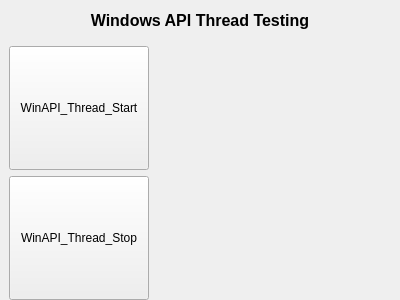
Before: the Qt Designer form QtGuiApplicationTest/QtGuiApplicationTest/Miscellaneous/MiscellaneousWinThread.ui in xautshuanglong/QtLearningRepository, drawn with Qt 5.
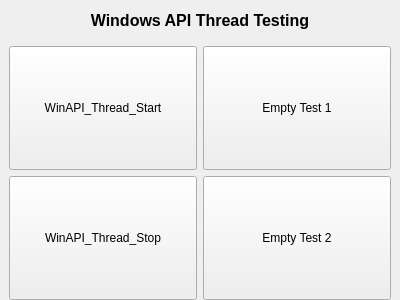
After: the same form once the commit is applied. Custom widgets are drawn as their Qt base class.

Commit message: 递归锁上线测试：100000 次循环，两层嵌套无异常。

```diff
--- a/QtGuiApplicationTest/QtGuiApplicationTest/Miscellaneous/MiscellaneousWinThread.ui
+++ b/QtGuiApplicationTest/QtGuiApplicationTest/Miscellaneous/MiscellaneousWinThread.ui
@@ -57,7 +57,7 @@
     </layout>
    </item>
    <item>
-    <layout class="QFormLayout" name="formLayout">
+    <layout class="QGridLayout" name="gridLayout">
      <property name="leftMargin">
       <number>9</number>
      </property>
@@ -72,17 +72,24 @@
          <verstretch>0</verstretch>
         </sizepolicy>
        </property>
-       <property name="minimumSize">
-        <size>
-         <width>140</width>
-         <height>30</height>
-        </size>
-       </property>
        <property name="text">
         <string>WinAPI_Thread_Start</string>
        </property>
       </widget>
      </item>
+     <item row="0" column="1">
+      <widget class="QPushButton" name="btnEmptyTest1">
+       <property name="sizePolicy">
+        <sizepolicy hsizetype="Expanding" vsizetype="Expanding">
+         <horstretch>0</horstretch>
+         <verstretch>0</verstretch>
+        </sizepolicy>
+       </property>
+       <property name="text">
+        <string>Empty Test 1</string>
+       </property>
+      </widget>
+     </item>
      <item row="1" column="0">
       <widget class="QPushButton" name="btnWinApiThreadStop">
        <property name="sizePolicy">
@@ -91,17 +98,24 @@
          <verstretch>0</verstretch>
         </sizepolicy>
        </property>
-       <property name="minimumSize">
-        <size>
-         <width>140</width>
-         <height>30</height>
-        </size>
-       </property>
        <property name="text">
         <string>WinAPI_Thread_Stop</string>
        </property>
       </widget>
      </item>
+     <item row="1" column="1">
+      <widget class="QPushButton" name="btnEmptyTest2">
+       <property name="sizePolicy">
+        <sizepolicy hsizetype="Expanding" vsizetype="Expanding">
+         <horstretch>0</horstretch>
+         <verstretch>0</verstretch>
+        </sizepolicy>
+       </property>
+       <property name="text">
+        <string>Empty Test 2</string>
+       </property>
+      </widget>
+     </item>
     </layout>
    </item>
   </layout>
```
The commit also changes 2 other files.
